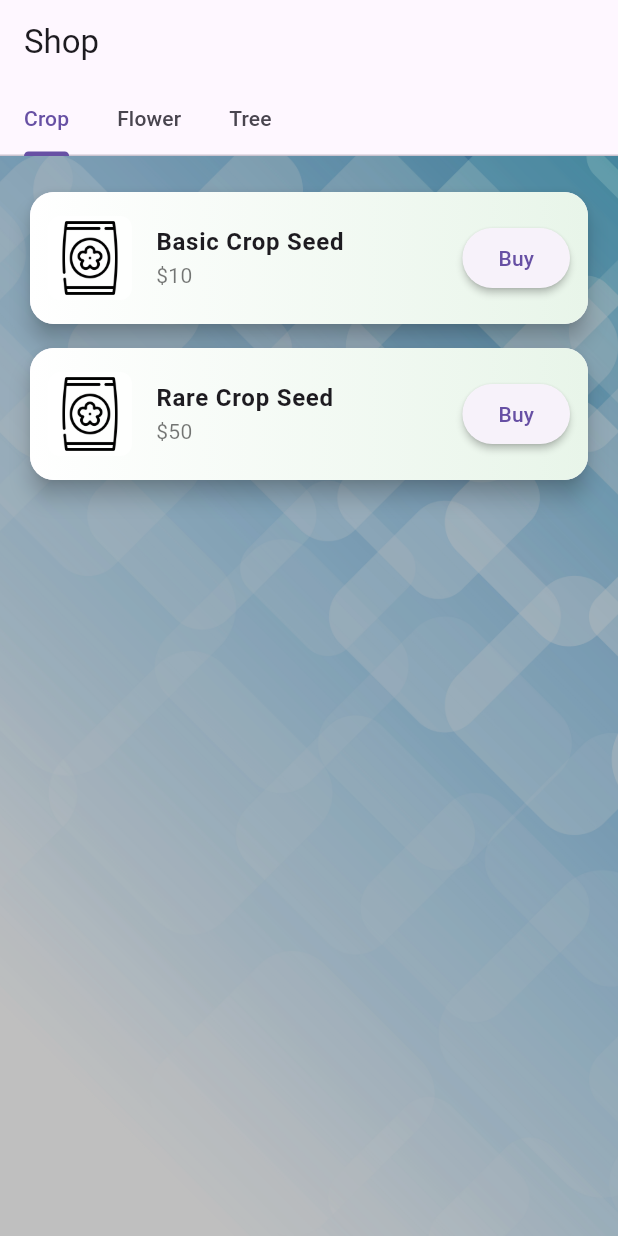
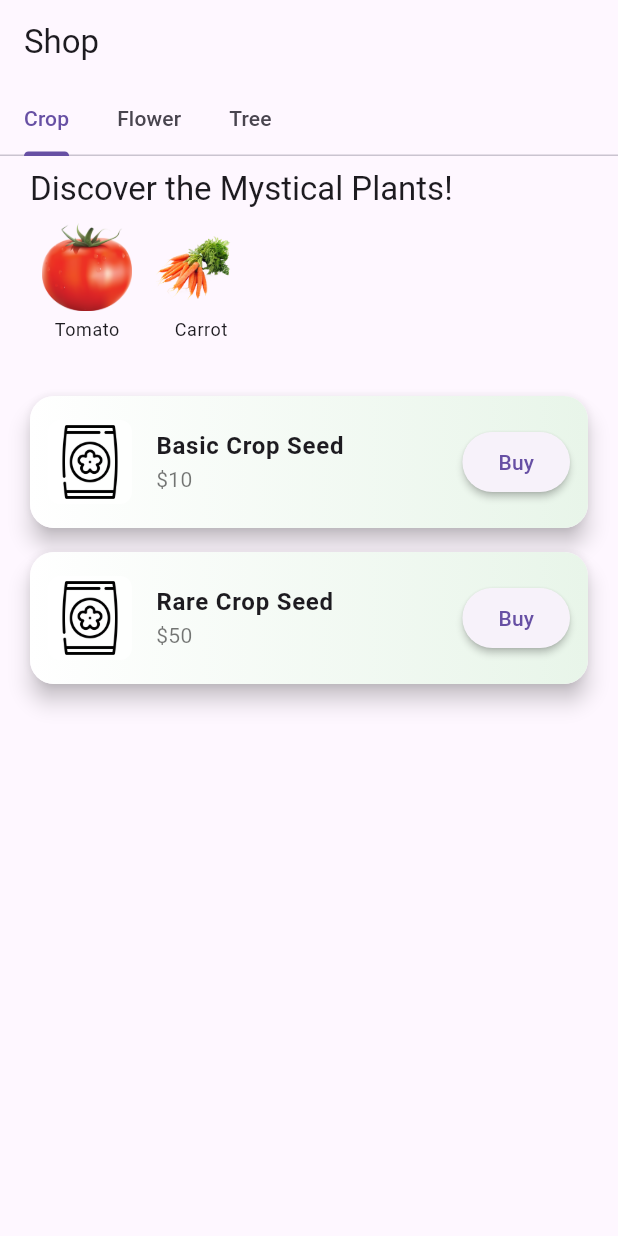
Before and after one commit to phoenixrgarcia/plant_game, a Flutter app: the ShopScreen screen opened directly, on a phone screen of 412 x 824 dp. Run offline on Flutter 3.47's test engine with Material 3 defaults, Android fonts, the light colour scheme and no system bars; our stand-ins replace flutter_riverpod, hive, hive_flutter; missing offline and left inert: dart:ffi, flame, pair; accounts and stored records are empty.

Commit message:
shop has title card

```diff
--- a/lib/components/plants/data/plant_data.dart
+++ b/lib/components/plants/data/plant_data.dart
@@ -351,4 +351,8 @@ class PlantData {
   }
 
   static List<Plant> get allPlants => _plants.values.toList();
+
+  static List<Plant> getPlantsByType(String type) {
+    return _plants.values.where((plant) => plant.type == type).toList();
+  }
 }
--- a/lib/screens/shop_screen.dart
+++ b/lib/screens/shop_screen.dart
@@ -14,10 +14,10 @@ import 'seed_pick_overlay.dart';
 // It displays a shop with different categories of items.
 
 class ShopScreen extends StatelessWidget {
-
   const ShopScreen({super.key});
 
-  static final Set<String> plantTypes = PlantData.plantTypes; //{"Crop", "Flower", "Tree", "Summer", "Winter", "Space", "Weapon"}
+  static final Set<String> plantTypes = PlantData
+      .plantTypes; //{"Crop", "Flower", "Tree", "Summer", "Winter", "Space", "Weapon"}
 
   @override
   Widget build(BuildContext context) {
@@ -48,12 +48,14 @@ class ShopTab extends ConsumerStatefulWidget {
   ConsumerState<ShopTab> createState() => _ShopTabState();
 }
 
-class _ShopTabState extends ConsumerState<ShopTab> with SingleTickerProviderStateMixin {
+class _ShopTabState extends ConsumerState<ShopTab>
+    with SingleTickerProviderStateMixin {
   late final AnimationController _ctrl;
   late final Animation<double> _globalFade;
   final Duration _stagger = const Duration(milliseconds: 120);
 
-  final items = <Map<String, dynamic>>[]; // fill in from your getItemsForCategory
+  final items =
+      <Map<String, dynamic>>[]; // fill in from your getItemsForCategory
 
   @override
   void initState() {
@@ -61,7 +63,9 @@ class _ShopTabState extends ConsumerState<ShopTab> with SingleTickerProviderStat
     // copy items from your getItemsForCategory(widget.category)
     items.addAll(getItemsForCategory(widget.category));
 
-    _ctrl = AnimationController(vsync: this, duration: Duration(milliseconds: 400 + items.length * 120));
+    _ctrl = AnimationController(
+        vsync: this,
+        duration: Duration(milliseconds: 400 + items.length * 120));
     _globalFade = CurvedAnimation(parent: _ctrl, curve: Curves.easeOut);
     _ctrl.forward();
   }
@@ -77,33 +81,73 @@ class _ShopTabState extends ConsumerState<ShopTab> with SingleTickerProviderStat
     // Watch the GameStateManager so the tab rebuilds when game state changes.
     final manager = ref.watch(gameStateManagerProvider);
     final gameState = manager.state;
+    final plants = PlantData.getPlantsByType(widget.category);
 
-    return Stack(
+    return Column(
+      crossAxisAlignment: CrossAxisAlignment.start,
       children: [
-        // Background image
-        Positioned.fill(
-          child: Image.asset(
-            'assets/images/blue_background.jpg', // pick a background you have
-            fit: BoxFit.cover,
-            color: Colors.black.withOpacity(0.25),
-            colorBlendMode: BlendMode.darken,
+        // Theme description and tappable plant pictures
+        Padding(
+          padding: const EdgeInsets.symmetric(horizontal: 20, vertical: 8),
+          child: Column(
+            crossAxisAlignment: CrossAxisAlignment.start,
+            children: [
+              // Theme description
+              Text(
+                'Discover the Mystical Plants!',
+                style: Theme.of(context).textTheme.titleLarge,
+              ),
+              const SizedBox(height: 8),
+              // Tappable pictures of plants sorted by rarity
+              SizedBox(
+                height: 100, // Adjust height as needed
+                child: ListView.builder(
+                  scrollDirection: Axis.horizontal,
+                  itemCount: plants.length, // Replace with your plant list
+                  itemBuilder: (context, index) {
+                    final plant = plants[index]; // Replace with your plant data
+                    return GestureDetector(
+                      onTap: () {
+                        // Handle tap on plant picture
+                        print('Tapped on ${plant.name}');
+                      },
+                      child: Padding(
+                        padding: const EdgeInsets.symmetric(horizontal: 8),
+                        child: Column(
+                          children: [
+                            Image.asset(
+                              plant.imagePath, // Replace with your image path
+                              width: 60,
+                              height: 60,
+                            ),
+                            const SizedBox(height: 4),
+                            Text(
+                              plant.name, // Replace with your plant name
+                              style: Theme.of(context).textTheme.bodySmall,
+                            ),
+                          ],
                         ),
                       ),
-        FadeTransition(
-          opacity: _globalFade,
-          child: ListView.builder(
-            padding: const EdgeInsets.symmetric(vertical: 16),
-            itemCount: items.length,
-            itemBuilder: (context, i) {
-              final item = items[i];
-              // create staggered animation intervals
-              final start = (i * _stagger.inMilliseconds) / _ctrl.duration!.inMilliseconds;
-              final end = ((i * _stagger.inMilliseconds) + 400) / _ctrl.duration!.inMilliseconds;
+                    );
+                  },
+                ),
+              ),
+            ],
+          ),
+        ),
+        // Existing shop item cards
+        ...List.generate(items.length, (index) {
+          final item = items[index];
+          final start = _stagger * index;
+          final end = start + Duration(milliseconds: 400);
           final animation = CurvedAnimation(
-                parent: _ctrl,
-                curve: Interval(start.clamp(0.0, 1.0), end.clamp(0.0, 1.0), curve: Curves.easeOut),
+            parent: _globalFade,
+            curve: Interval(
+              start.inMilliseconds / _ctrl.duration!.inMilliseconds,
+              end.inMilliseconds / _ctrl.duration!.inMilliseconds,
+              curve: Curves.easeOut,
+            ),
           );
-
           return AnimatedBuilder(
             animation: animation,
             builder: (context, child) {
@@ -123,28 +167,20 @@ class _ShopTabState extends ConsumerState<ShopTab> with SingleTickerProviderStat
                 price: item['price'],
                 image: item['image'],
                 onBuy: () {
-                      // Example: read a list from the game state and convert to overlay
-                      // options. Here we use `nextSeeds` (List<PlantInstance>) as an
-                      // example; replace with the list you actually want to check.
                   final nextSeeds = getThreePlants(manager);
-
                   final generated = nextSeeds.take(3).map((p) {
                     return {
                       'name': p.plantDataName,
                       'image': p.plantData.imagePath,
-                          'stats': {'tier': p.tier}
-                          // eventually change this to plant data card when you tap on one?
+                      'stats': {'tier': p.tier},
                     };
                   }).toList();
-
-                      showSeedPickOverlay(context, options: generated, onSelected: (chosen) {});
+                  // Handle buy action
                 },
               ),
             ),
           );
-            },
-          ),
-        ),
+        }),
       ],
     );
   }
@@ -155,7 +191,11 @@ class _ShopItemCard extends StatelessWidget {
   final int price;
   final String image;
   final VoidCallback onBuy;
-  const _ShopItemCard({required this.name, required this.price, required this.image, required this.onBuy});
+  const _ShopItemCard(
+      {required this.name,
+      required this.price,
+      required this.image,
+      required this.onBuy});
 
   @override
   Widget build(BuildContext context) {
@@ -164,24 +204,30 @@ class _ShopItemCard extends StatelessWidget {
       borderRadius: BorderRadius.circular(16),
       child: Container(
         decoration: BoxDecoration(
-          gradient: LinearGradient(colors: [Colors.white, Colors.green.shade50]),
+          gradient:
+              LinearGradient(colors: [Colors.white, Colors.green.shade50]),
           borderRadius: BorderRadius.circular(16),
         ),
         child: ListTile(
-          contentPadding: const EdgeInsets.symmetric(horizontal: 12, vertical: 8),
+          contentPadding:
+              const EdgeInsets.symmetric(horizontal: 12, vertical: 8),
           leading: Container(
             width: 56,
             height: 56,
             decoration: BoxDecoration(
-              image: DecorationImage(image: AssetImage(image), fit: BoxFit.contain),
+              image: DecorationImage(
+                  image: AssetImage(image), fit: BoxFit.contain),
               borderRadius: BorderRadius.circular(8),
               color: Colors.white.withOpacity(0.8),
             ),
           ),
-          title: Text(name, style: const TextStyle(fontWeight: FontWeight.bold)),
-          subtitle: Text('\$${price}', style: const TextStyle(color: Colors.black54)),
+          title:
+              Text(name, style: const TextStyle(fontWeight: FontWeight.bold)),
+          subtitle:
+              Text('\$${price}', style: const TextStyle(color: Colors.black54)),
           trailing: ElevatedButton(
-            style: ElevatedButton.styleFrom(shape: const StadiumBorder(), elevation: 2),
+            style: ElevatedButton.styleFrom(
+                shape: const StadiumBorder(), elevation: 2),
             onPressed: onBuy,
             child: const Text('Buy'),
           ),
@@ -192,19 +238,32 @@ class _ShopItemCard extends StatelessWidget {
 }
 
 List<Map<String, dynamic>> getItemsForCategory(String category) {
-  bool isUnlocked = GameStateManager().state.shopState.unlockedPlantTypes[category] ?? false;
-  int numberUnlocked = GameStateManager().state.shopState.seedTierUpgradeLevel[category]!;
-  List<int> seedCosts = GameStateManager().state.shopState.seedCostMap[category]!;
+  bool isUnlocked =
+      GameStateManager().state.shopState.unlockedPlantTypes[category] ?? false;
+  int numberUnlocked =
+      GameStateManager().state.shopState.seedTierUpgradeLevel[category]!;
+  List<int> seedCosts =
+      GameStateManager().state.shopState.seedCostMap[category]!;
 
   List<Map<String, dynamic>> items = [];
-  List<String> rarityNames = ["Basic", "Rare", "Epic", "Legendary", "Mythic", ];
+  List<String> rarityNames = [
+    "Basic",
+    "Rare",
+    "Epic",
+    "Legendary",
+    "Mythic",
+  ];
 
-  if (!isUnlocked){
+  if (!isUnlocked) {
     return [];
   }
 
   for (int i = 0; i < numberUnlocked; i++) {
-    items.add({"name": "${rarityNames[i]} $category Seed", "price": seedCosts[i], "image": "assets/images/flower-seed.png"});
+    items.add({
+      "name": "${rarityNames[i]} $category Seed",
+      "price": seedCosts[i],
+      "image": "assets/images/flower-seed.png"
+    });
   }
 
   return items;
@@ -212,11 +271,14 @@ List<Map<String, dynamic>> getItemsForCategory(String category) {
 
 List<PlantInstance> getThreePlants(GameStateManager gameStateManager) {
   int seed = gameStateManager.state.nextShopRandomSeed;
-  PlantInstance p1 = PlantInstance(plantDataName: PlantData.getWeightedRandom(seed), tier: randomTier(seed));
+  PlantInstance p1 = PlantInstance(
+      plantDataName: PlantData.getWeightedRandom(seed), tier: randomTier(seed));
   seed++;
-  PlantInstance p2 = PlantInstance(plantDataName: PlantData.getWeightedRandom(seed), tier: randomTier(seed));
+  PlantInstance p2 = PlantInstance(
+      plantDataName: PlantData.getWeightedRandom(seed), tier: randomTier(seed));
   seed++;
-  PlantInstance p3 = PlantInstance(plantDataName: PlantData.getWeightedRandom(seed), tier: randomTier(seed));
+  PlantInstance p3 = PlantInstance(
+      plantDataName: PlantData.getWeightedRandom(seed), tier: randomTier(seed));
   return [p1, p2, p3];
 }
 
@@ -227,7 +289,7 @@ int randomTier(int seed) {
   int roll = random.nextInt(100);
   while (roll < probability) {
     tier++;
-    if(probability > 20) probability -= 20;
+    if (probability > 20) probability -= 20;
     roll = random.nextInt(100);
   }
   return tier;
```
Lines whose indentation alone changed are shown as unchanged.
